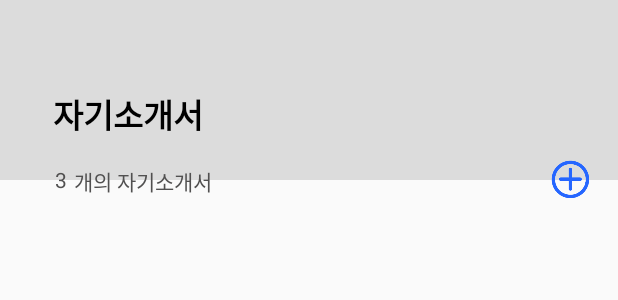
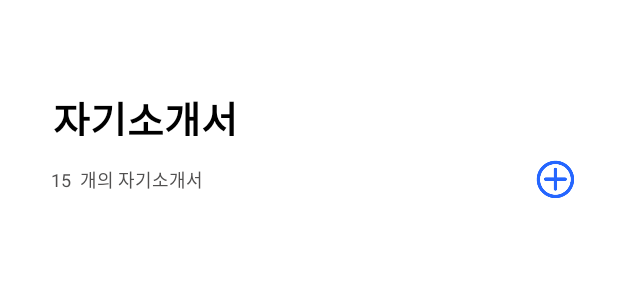
Before and after one commit to Hasoseo/Hasoseo, an Android app: the layout activity_list.xml on its own in the app's theme, with its tools: preview values and no code run, on a phone screen of 412 x 824 dp. Shown: the top 300 px of the screen. Run offline under Robolectric (Android 15) with nearby library versions, the phone set to English and light mode, and no system bars.

Commit message:
Complete List.xml

```diff
--- a/app/src/main/AndroidManifest.xml
+++ b/app/src/main/AndroidManifest.xml
@@ -9,19 +9,17 @@
         android:roundIcon="@mipmap/ic_launcher_round"
         android:supportsRtl="true"
         android:theme="@style/Hasoseo">
-        <activity android:name=".WriteActivity">
-
-        </activity>
+        <activity android:name=".WriteActivity" />
         <activity android:name=".TranslateActivity" />
         <activity android:name=".SettingActivity" />
-        <activity android:name=".ListActivity" />
-        <activity android:name=".MainActivity">
+        <activity android:name=".ListActivity">
             <intent-filter>
                 <action android:name="android.intent.action.MAIN" />
 
                 <category android:name="android.intent.category.LAUNCHER" />
             </intent-filter>
         </activity>
+        <activity android:name=".MainActivity" />
     </application>
 
 </manifest>
--- a/app/src/main/res/layout/activity_list.xml
+++ b/app/src/main/res/layout/activity_list.xml
@@ -4,13 +4,14 @@
     xmlns:tools="http://schemas.android.com/tools"
     android:layout_width="match_parent"
     android:layout_height="match_parent"
+    android:background="#FFFFFF"
     tools:context=".ListActivity">
 
     <View
         android:id="@+id/divider"
         android:layout_width="0dp"
         android:layout_height="120dp"
-        android:background="?android:attr/listDivider"
+        android:background="#FFFFFF"
         app:layout_constraintBottom_toTopOf="@+id/Self_Intro"
         app:layout_constraintEnd_toEndOf="parent"
         app:layout_constraintStart_toStartOf="parent"
@@ -24,16 +25,16 @@
         android:layout_marginStart="35dp"
         android:layout_marginTop="59dp"
         android:text="자기소개서"
-        android:textSize="10pt"
+        android:textSize="12pt"
         android:textStyle="bold"
         app:layout_constraintStart_toStartOf="@id/divider"
         app:layout_constraintTop_toTopOf="parent" />
 
     <ImageButton
-        android:id="@+id/imageButton6"
+        android:id="@+id/add_btn"
         android:layout_width="30dp"
         android:layout_height="30dp"
-        android:layout_marginEnd="15dp"
+        android:layout_marginEnd="35dp"
         android:background="@android:color/transparent"
         android:scaleType="fitCenter"
         app:layout_constraintBottom_toBottomOf="@id/divider"
@@ -45,38 +46,54 @@
     <TextView
         android:id="@+id/textView3"
         android:layout_width="wrap_content"
-        android:layout_height="19dp"
-        android:layout_marginStart="35dp"
-        android:text="3"
+        android:layout_height="wrap_content"
+        android:layout_marginStart="7dp"
+        android:text="15"
         android:textColor="#515050"
+        android:textSize="12sp"
         app:layout_constraintBottom_toBottomOf="@+id/textView4"
         app:layout_constraintEnd_toStartOf="@+id/textView4"
-        app:layout_constraintStart_toStartOf="parent"
+        app:layout_constraintStart_toStartOf="@id/Self_Intro"
         app:layout_constraintTop_toTopOf="@+id/textView4" />
 
     <TextView
         android:id="@+id/textView4"
-        android:layout_width="94dp"
-        android:layout_height="19dp"
-        android:layout_marginStart="3dp"
-        android:layout_marginEnd="221dp"
+        android:layout_width="wrap_content"
+        android:layout_height="wrap_content"
+        android:layout_marginStart="6dp"
+        android:layout_marginEnd="220dp"
         android:text="개의 자기소개서"
         android:textColor="#FF515050"
+        android:textSize="12sp"
         app:layout_constraintBottom_toBottomOf="@+id/divider"
-        app:layout_constraintEnd_toStartOf="@+id/imageButton6"
-        app:layout_constraintStart_toEndOf="@+id/textView3"
+        app:layout_constraintEnd_toStartOf="@+id/add_btn"
+        app:layout_constraintStart_toEndOf="@id/textView3"
         app:layout_constraintTop_toBottomOf="@+id/divider"
-        app:layout_constraintVertical_bias="0.578" />
+        app:layout_constraintVertical_bias="0.526" />
 
     <LinearLayout
         android:id="@+id/linearLayout"
-        android:layout_width="340dp"
+        android:layout_width="0dp"
         android:layout_height="0dp"
         android:orientation="vertical"
+        android:paddingLeft="25dp"
+        android:paddingTop="10dp"
+        android:paddingRight="25dp"
+        android:paddingBottom="0dp"
         app:layout_constraintBottom_toBottomOf="parent"
         app:layout_constraintEnd_toEndOf="parent"
         app:layout_constraintStart_toStartOf="parent"
-        app:layout_constraintTop_toBottomOf="@+id/textView4"></LinearLayout>
+        app:layout_constraintTop_toBottomOf="@+id/textView4">
+
+        <ListView
+            android:id="@+id/list_view"
+            android:layout_width="match_parent"
+            android:layout_height="557dp"
+            android:clipToPadding="false"
+            android:paddingLeft="0dp"
+            android:paddingRight="5dp"
+            android:paddingBottom="0dp" />
+    </LinearLayout>
 
 
 </androidx.constraintlayout.widget.ConstraintLayout>
```
